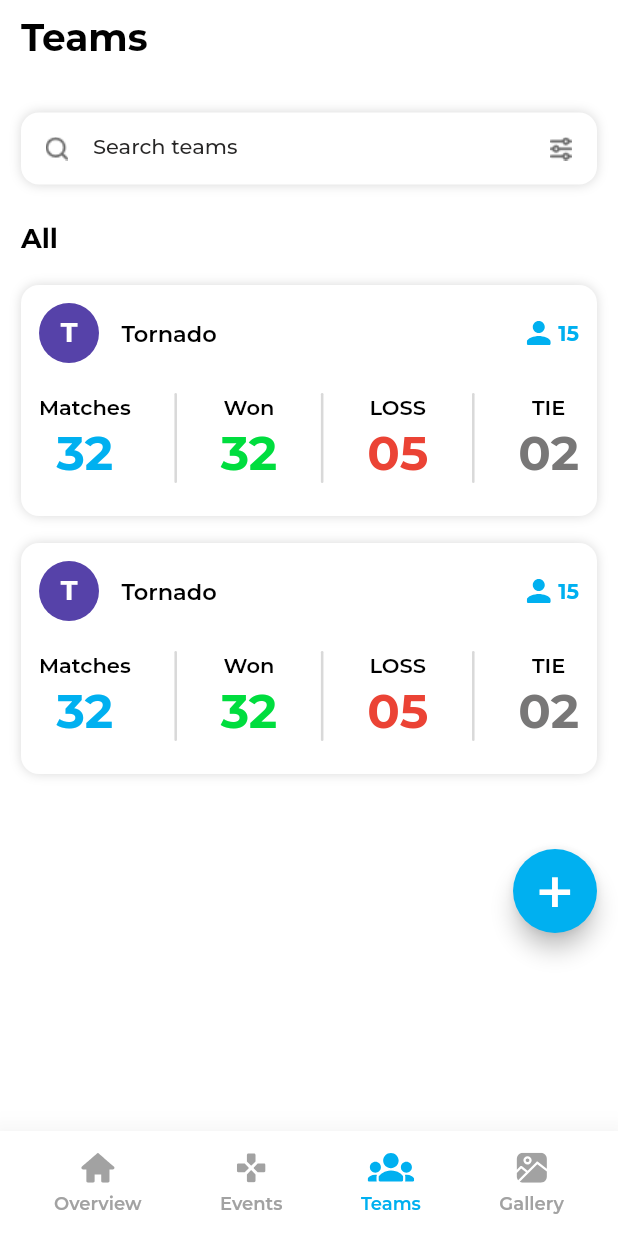
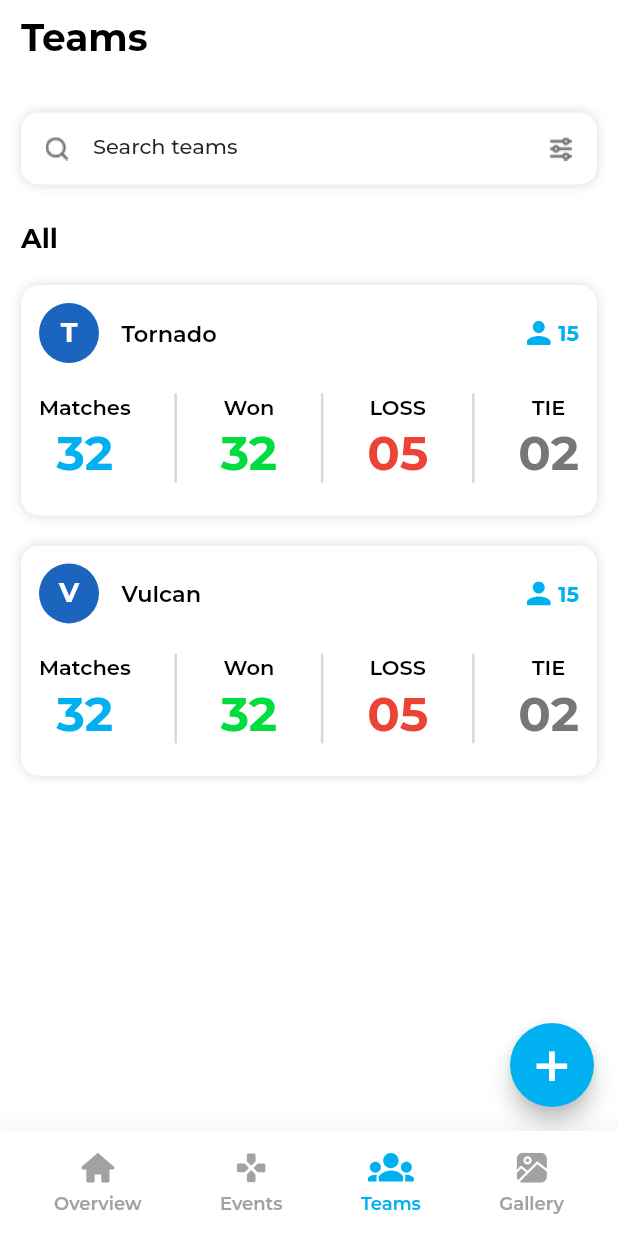
Before and after one commit to uroojmajid2000/Hudasoft_statboard_flutter_app, a Flutter app: the Layout screen opened directly, item 3 of the bottom bar chosen, on a phone screen of 412 x 824 dp. Run offline on Flutter 3.47's test engine with Material 2 defaults, Android fonts, the phone set to English and light mode, and no system bars; our stand-ins replace flutter_hooks, flutter_svg; missing offline and left inert: dart:html; project files that could hold a hidden picture were left out.

Commit message:
gridview added

```diff
--- a/lib/features/Players/presentation/screens/allteams/all_teams.dart
+++ b/lib/features/Players/presentation/screens/allteams/all_teams.dart
@@ -1,11 +1,16 @@
+import 'dart:html';
+
 import 'package:flutter/material.dart';
 import 'package:statboard_flutter_app/features/Players/presentation/screens/allteams/widgets/detail_of_team.dart';
 import 'package:statboard_flutter_app/features/Players/presentation/screens/allteams/widgets/filters.dart';
 import 'package:statboard_flutter_app/features/Players/presentation/screens/allteams/widgets/profile_container.dart';
 import 'package:statboard_flutter_app/features/Players/presentation/screens/allteams/widgets/recent_matches.dart';
 import 'package:statboard_flutter_app/features/Players/presentation/screens/allteams/widgets/teams_container.dart';
+import '../../../../../resources/colors.dart';
 import '../../../../../shared/layout/layout_screen.dart';
+import '../../../../../shared/routes/navigate.dart';
 import '../../../../../shared/widgets/text.dart';
+import '../teamsdetails/teams_details.dart';
 
 part 'widgets/body.dart';
 
@@ -19,10 +24,12 @@ class AllTeams extends StatelessWidget {
     return Layout(
       text: 'Teams',
       currentTab: 3,
-      body: const SingleChildScrollView(
-        scrollDirection: Axis.vertical,
-        child: Body(),
-      ),
+      body:
+      //  const SingleChildScrollView(
+      //   scrollDirection: Axis.vertical,
+      //   child:
+        Body(),
+      // ),
     );
   }
 }
--- a/lib/features/Players/presentation/screens/allteams/widgets/body.dart
+++ b/lib/features/Players/presentation/screens/allteams/widgets/body.dart
@@ -1,14 +1,16 @@
 part of '../all_teams.dart';
 
 class Body extends StatefulWidget {
-  const Body({super.key});
+  Body({
+    super.key,
+  });
 
   @override
   State<Body> createState() => _BodyState();
 }
 
 class _BodyState extends State<Body> {
-  bool _recentMatchesSelected = true; // Set to true by default
+  bool _recentMatchesSelected = true;
   bool _playersSelected = false;
 
   @override
@@ -22,7 +24,7 @@ class _BodyState extends State<Body> {
               crossAxisAlignment: CrossAxisAlignment.start,
               children: [
                 SizedBox(
-                  height: 10,
+                  height: 15,
                 ),
                 DetailsTeams(),
                 SizedBox(
@@ -30,16 +32,10 @@ class _BodyState extends State<Body> {
                 ),
                 AllTeamsContainer(),
                 SizedBox(
-                  height: 14,
+                  height: 20,
                 ),
                 Row(
                   children: [
-                    // Filters(
-                    //   text: 'Recent Matches',
-                    // ),
-                    // Filters(
-                    //   text: 'Players',
-                    // ),
                     Filters(
                       text: 'Recent Matches',
                       isSelected: _recentMatchesSelected,
@@ -79,11 +75,27 @@ class _BodyState extends State<Body> {
                       SizedBox(
                         height: 10,
                       ),
-                      RecentMatchesItem(),
-                      SizedBox(height: 18),
-                      RecentMatchesItem(),
-                      SizedBox(height: 18),
-                      RecentMatchesItem(),
+                      GridView.builder(
+                        shrinkWrap: true,
+                        physics: const NeverScrollableScrollPhysics(),
+                        itemCount: 3,
+                        gridDelegate:
+                            const SliverGridDelegateWithFixedCrossAxisCount(
+                          crossAxisCount: 1,
+                          mainAxisSpacing: 20,
+                          childAspectRatio: 5 / 2,
+                        ),
+                        itemBuilder: (BuildContext context, int index) {
+                          return GestureDetector(
+                            onTap: () {
+                              // Navigate.next(context, AllTeams.id);
+                            },
+                            child: GridTile(
+                              child: RecentMatchesItem(),
+                            ),
+                          );
+                        },
+                      ),
                     ],
                   ),
                 if (_playersSelected)
--- a/lib/features/Players/presentation/screens/allteams/widgets/recent_matches.dart
+++ b/lib/features/Players/presentation/screens/allteams/widgets/recent_matches.dart
@@ -3,7 +3,8 @@ import 'package:flutter_svg/svg.dart';
 import 'package:statboard_flutter_app/shared/widgets/text.dart';
 
 class RecentMatchesItem extends StatelessWidget {
-  const RecentMatchesItem({super.key});
+
+  const RecentMatchesItem({super.key, });
 
   @override
   Widget build(BuildContext context) {
@@ -43,6 +44,7 @@ class RecentMatchesItem extends StatelessWidget {
                           ),
                           MyText.simpleblackText(
                             "Football",
+
                           ),
                         ]),
                   ),
--- a/lib/features/Players/presentation/screens/teams/teams_screen.dart
+++ b/lib/features/Players/presentation/screens/teams/teams_screen.dart
@@ -20,10 +20,12 @@ class TeamsScreen extends StatelessWidget {
     return Layout(
       text: 'Teams',
       currentTab: 3,
-      body: const SingleChildScrollView(
-        scrollDirection: Axis.vertical,
-        child: Body(),
-      ),
+      body:
+      //  const SingleChildScrollView(
+      //   scrollDirection: Axis.vertical,
+      //   child:
+        Body(),
+      // ),
     );
   }
 }
--- a/lib/features/Players/presentation/screens/teams/widgets/body.dart
+++ b/lib/features/Players/presentation/screens/teams/widgets/body.dart
@@ -1,16 +1,40 @@
 part of '../teams_screen.dart';
 
+
 class Body extends StatefulWidget {
-  const Body({super.key});
+  Body({super.key});
 
   @override
   State<Body> createState() => _BodyState();
 }
 
 class _BodyState extends State<Body> {
+  final List<String> _teamNames = [
+    'Tornado',
+    'Vulcan',
+  ];
+
   @override
   Widget build(BuildContext context) {
-    return Padding(
+    return Scaffold(
+      floatingActionButton: Positioned(
+        bottom: 20,
+        right: 20,
+        child: FloatingActionButton(
+          backgroundColor: kPrimaryColor,
+          child: Text(
+            '+',
+            style: TextStyle(color: Colors.white, fontSize: 45),
+          ),
+          onPressed: () {
+            Navigate.next(context, TeamsDetails.id);
+          },
+        ),
+      ),
+
+      body: SingleChildScrollView(
+        physics: AlwaysScrollableScrollPhysics(),
+        child: Padding(
           padding: const EdgeInsets.symmetric(horizontal: 14),
           child: Column(
             mainAxisAlignment: MainAxisAlignment.start,
@@ -28,34 +52,30 @@ class _BodyState extends State<Body> {
                 "All ",
               ),
               const SizedBox(height: 20),
-          GestureDetector(
+              GridView.builder(
+                shrinkWrap: true,
+                physics: const NeverScrollableScrollPhysics(),
+                itemCount: _teamNames.length,
+                gridDelegate: const SliverGridDelegateWithFixedCrossAxisCount(
+                  crossAxisCount: 1,
+                  mainAxisSpacing: 20,
+                  childAspectRatio: 5 / 2,
+                ),
+                itemBuilder: (BuildContext context, int index) {
+                  return GestureDetector(
                     onTap: () {
                       Navigate.next(context, AllTeams.id);
                     },
-              child: TeamsContainer()),
-          const SizedBox(height: 18),
-          GestureDetector(
-              onTap: () {
-                Navigate.next(context, AllTeams.id);
-              },
-              child: TeamsContainer()),
-          const SizedBox(height: 50),
-          Row(
-            mainAxisAlignment: MainAxisAlignment.end,
-            children: [
-              FloatingActionButton(
-                backgroundColor: kPrimaryColor,
-                child: Text(
-                  '+',
-                  style: TextStyle(color: Colors.white, fontSize: 45),
+                    child: GridTile(
+                      child: TeamsContainer(teamName: _teamNames[index]),
                     ),
-                onPressed: () {
-                  Navigate.next(context, TeamsDetails.id);
+                  );
                 },
               ),
+              const SizedBox(height: 50),
             ],
           ),
-        ],
+        ),
       ),
     );
   }
--- a/lib/features/Players/presentation/screens/teams/widgets/teams_container.dart
+++ b/lib/features/Players/presentation/screens/teams/widgets/teams_container.dart
@@ -3,13 +3,22 @@ import 'package:flutter_svg/svg.dart';
 import 'package:statboard_flutter_app/features/Players/presentation/screens/teams/widgets/matches.dart';
 import 'package:statboard_flutter_app/features/Players/presentation/screens/teams/widgets/vertical_line.dart';
 
-import '../../../../../../shared/widgets/text.dart';
+import 'dart:math';
 
 class TeamsContainer extends StatelessWidget {
-  const TeamsContainer({super.key});
+  final String teamName;
+  const TeamsContainer({super.key, required this.teamName});
 
   @override
   Widget build(BuildContext context) {
+    final random = Random();
+    final color = Color.fromARGB(
+      255,
+      random.nextInt(256),
+      random.nextInt(256),
+      random.nextInt(256),
+    );
+
     return Container(
       width: double.infinity,
       height: 154,
@@ -32,10 +41,11 @@ class TeamsContainer extends StatelessWidget {
               mainAxisAlignment: MainAxisAlignment.spaceBetween,
               children: [
                 CircleAvatar(
-                    backgroundColor: Color(0xff5642a9),
+                    // backgroundColor: Color(0xff5642a9),
+                    backgroundColor: color,
                     radius: 20,
                     child: Text(
-                      "T",
+                      teamName.substring(0, 1),
                       style: TextStyle(
                         color: Colors.white,
                         fontSize: 18,
@@ -48,7 +58,7 @@ class TeamsContainer extends StatelessWidget {
                 ),
                 Expanded(
                   child: Text(
-                    "Tornado",
+                    teamName,
                     style: TextStyle(
                       color: Colors.black,
                       fontSize: 15,
--- a/lib/features/Players/presentation/screens/teamsdetails/widgets/body.dart
+++ b/lib/features/Players/presentation/screens/teamsdetails/widgets/body.dart
@@ -56,8 +56,8 @@ class _BodyState extends State<Body> {
                       ),
                       const SizedBox(height: 13),
                       MyDropdown(
-                        items: ['football', 'basketball'],
-                        selected: 'football',
+                        items: ['Football', 'Basketball'],
+                        selected: 'Football',
                         onChange: (String? value) {
                           print('Selected: $value');
                         },
--- a/lib/shared/widgets/search_bar.dart
+++ b/lib/shared/widgets/search_bar.dart
@@ -1,4 +1,3 @@
-
 import 'package:flutter/material.dart';
 import 'package:flutter/services.dart';
 
@@ -36,7 +35,6 @@ class MySearchBar extends StatefulWidget {
 
 class _MySearchBarState extends State<MySearchBar> {
   bool show = true;
-
   @override
   Widget build(BuildContext context) {
     return Container(
```
Lines whose indentation alone changed are shown as unchanged.
